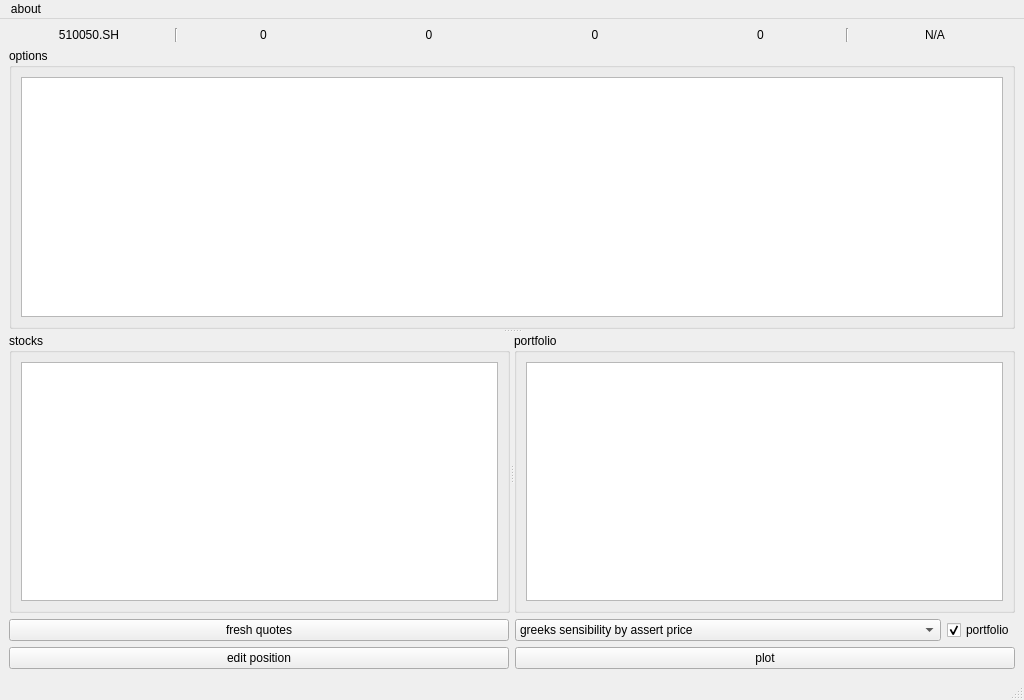
tpoy0099/option_calculator, file qt_ui/main_window.ui: the form before one commit.
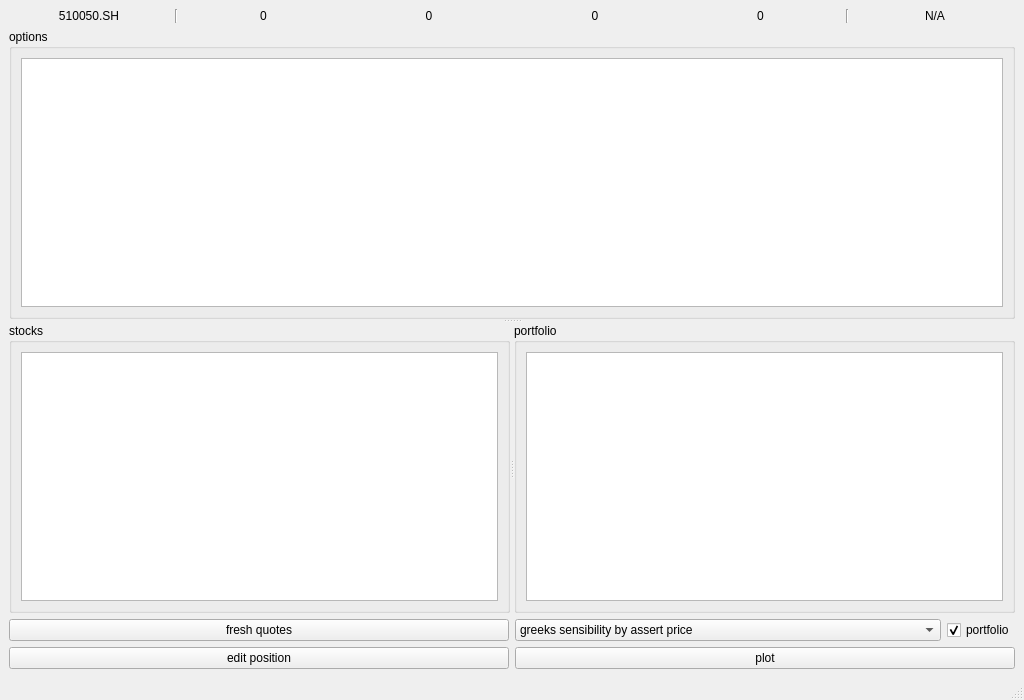
The form after the commit.

Patch:
```diff
--- a/qt_ui/main_window.ui
+++ b/qt_ui/main_window.ui
@@ -232,23 +232,6 @@
     </item>
    </layout>
   </widget>
-  <widget class="QMenuBar" name="menubar">
-   <property name="geometry">
-    <rect>
-     <x>0</x>
-     <y>0</y>
-     <width>1024</width>
-     <height>26</height>
-    </rect>
-   </property>
-   <widget class="QMenu" name="menuAbout">
-    <property name="title">
-     <string>about</string>
-    </property>
-    <addaction name="actionAbout"/>
-   </widget>
-   <addaction name="menuAbout"/>
-  </widget>
   <widget class="QStatusBar" name="statusBar"/>
   <action name="actionAbout">
    <property name="text">
```
Left out of the diff: 3 changed lines with no effect on the pictures.
